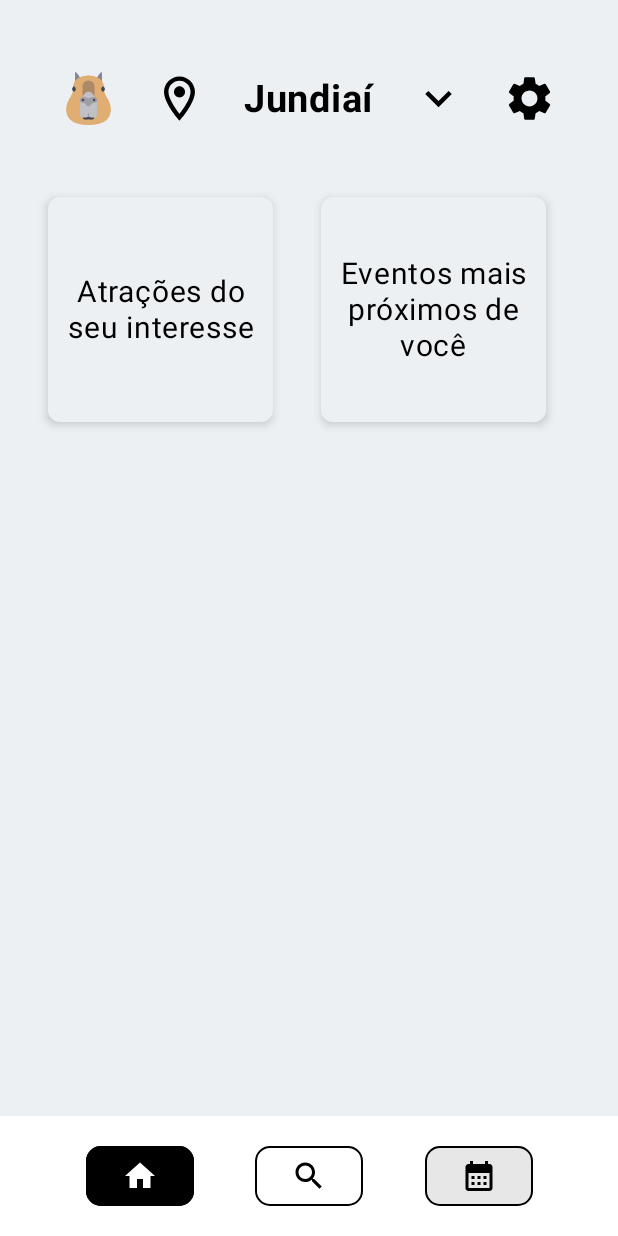
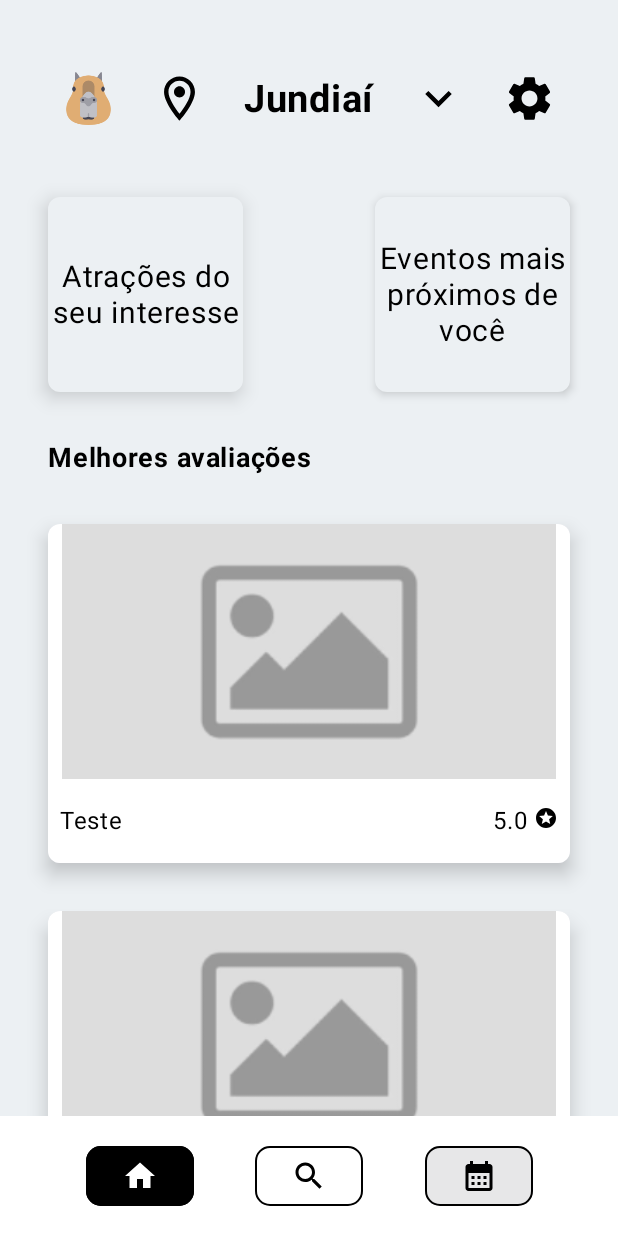
Before and after one commit to schin0/cappybara, an Android app built with Jetpack Compose: the screen it shows after launch (MainActivity), on a phone screen of 412 x 824 dp. Run offline under Robolectric (Android 15) with nearby library versions, the phone set to English and light mode, and no system bars.

Commit message:
Adicionar seção e componente de card

```diff
--- a/app/src/main/java/br/com/invocoders/cappybara/MainActivity.kt
+++ b/app/src/main/java/br/com/invocoders/cappybara/MainActivity.kt
@@ -5,6 +5,8 @@ import androidx.activity.ComponentActivity
 import androidx.activity.compose.setContent
 import androidx.compose.foundation.background
 import androidx.compose.foundation.layout.fillMaxSize
+import androidx.compose.foundation.rememberScrollState
+import androidx.compose.foundation.verticalScroll
 import androidx.compose.material3.MaterialTheme
 import androidx.compose.material3.Surface
 import androidx.compose.ui.Modifier
--- /dev/null
+++ b/app/src/main/java/br/com/invocoders/cappybara/components/CardComponent.kt
@@ -0,0 +1,77 @@
+package br.com.invocoders.cappybara.components
+
+import androidx.compose.foundation.Image
+import androidx.compose.foundation.background
+import androidx.compose.foundation.layout.Arrangement
+import androidx.compose.foundation.layout.Column
+import androidx.compose.foundation.layout.Row
+import androidx.compose.foundation.layout.Spacer
+import androidx.compose.foundation.layout.fillMaxSize
+import androidx.compose.foundation.layout.fillMaxWidth
+import androidx.compose.foundation.layout.height
+import androidx.compose.foundation.layout.padding
+import androidx.compose.foundation.layout.size
+import androidx.compose.foundation.shape.RoundedCornerShape
+import androidx.compose.material3.Card
+import androidx.compose.material3.CardDefaults
+import androidx.compose.material3.Text
+import androidx.compose.runtime.Composable
+import androidx.compose.ui.Modifier
+import androidx.compose.ui.graphics.Color
+import androidx.compose.ui.layout.ContentScale
+import androidx.compose.ui.res.painterResource
+import androidx.compose.ui.unit.dp
+import br.com.invocoders.cappybara.R
+import br.com.invocoders.cappybara.model.CardItem
+
+@Composable
+fun CardComponent(cardItem: CardItem) {
+    Card(
+        shape = RoundedCornerShape(8.dp),
+        modifier = Modifier
+            .padding(bottom = 32.dp)
+            .fillMaxWidth(),
+        elevation = CardDefaults.cardElevation(8.dp)
+    ) {
+        Column(
+            modifier = Modifier
+                .fillMaxWidth()
+                .background(Color.White)
+        ) {
+            Image(
+                painter = cardItem.imagem,
+                contentDescription = cardItem.titulo,
+                modifier = Modifier
+                    .fillMaxWidth()
+                    .height(170.dp),
+                contentScale = ContentScale.FillHeight
+            )
+
+            Row(
+                modifier = Modifier
+                    .fillMaxWidth()
+                    .padding(horizontal = 8.dp, vertical = 16.dp),
+                horizontalArrangement = Arrangement.SpaceBetween
+            ) {
+                Text(
+                    text = cardItem.titulo,
+                    color = Color.Black
+                )
+                Spacer(modifier = Modifier.height(4.dp))
+                Row {
+                    Text(
+                        text = "${cardItem.avaliacao}",
+                        color = Color.Black
+                    )
+                    Image(
+                        painterResource(id = R.drawable.baseline_stars_24),
+                        contentDescription = "Ícone estrela",
+                        modifier = Modifier.
+                            size(20.dp, 20.dp)
+                            .padding(start = 4.dp)
+                    )
+                }
+            }
+        }
+    }
+}
--- /dev/null
+++ b/app/src/main/java/br/com/invocoders/cappybara/model/CardItem.kt
@@ -0,0 +1,9 @@
+package br.com.invocoders.cappybara.model
+
+import androidx.compose.ui.graphics.painter.Painter
+
+data class CardItem(
+    val imagem: Painter,
+    val titulo: String,
+    val avaliacao: Float
+)
--- a/app/src/main/java/br/com/invocoders/cappybara/screens/DestaquesScreen.kt
+++ b/app/src/main/java/br/com/invocoders/cappybara/screens/DestaquesScreen.kt
@@ -1,9 +1,11 @@
 package br.com.invocoders.cappybara.screens
 
+import androidx.compose.foundation.layout.Arrangement
 import androidx.compose.foundation.layout.Column
 import androidx.compose.foundation.layout.Row
 import androidx.compose.foundation.layout.Spacer
 import androidx.compose.foundation.layout.fillMaxSize
+import androidx.compose.foundation.layout.fillMaxWidth
 import androidx.compose.foundation.layout.padding
 import androidx.compose.foundation.layout.size
 import androidx.compose.foundation.layout.width
@@ -23,19 +25,22 @@ import br.com.invocoders.cappybara.R
 
 @Composable
 fun DestaquesScreen() {
-    Row (
+    Row(
         modifier = Modifier
-            .padding(16.dp)
+            .fillMaxWidth()
+            .padding(16.dp),
+        horizontalArrangement = Arrangement.SpaceBetween,
+        verticalAlignment = Alignment.CenterVertically
     ) {
         Column {
             Card(
                 modifier = Modifier
-                    .size(150.dp, 150.dp),
+                    .size(130.dp),
                 colors = CardDefaults.cardColors(
                     containerColor = colorResource(id = R.color.cinza_claro),
                     contentColor = Color.Black
                 ),
-                elevation = CardDefaults.cardElevation(4.dp),
+                elevation = CardDefaults.cardElevation(8.dp),
                 shape = RoundedCornerShape(8.dp)
             ) {
                 Row(
@@ -54,7 +59,7 @@ fun DestaquesScreen() {
         Column {
             Card(
                 modifier = Modifier
-                    .size(150.dp, 150.dp),
+                    .size(130.dp),
                 colors = CardDefaults.cardColors(
                     containerColor = colorResource(id = R.color.cinza_claro),
                     contentColor = Color.Black
--- a/app/src/main/java/br/com/invocoders/cappybara/screens/EventosScreen.kt
+++ b/app/src/main/java/br/com/invocoders/cappybara/screens/EventosScreen.kt
@@ -1 +1,68 @@
 package br.com.invocoders.cappybara.screens
+
+import androidx.compose.foundation.layout.Arrangement
+import androidx.compose.foundation.layout.Column
+import androidx.compose.foundation.layout.Row
+import androidx.compose.foundation.layout.Spacer
+import androidx.compose.foundation.layout.fillMaxWidth
+import androidx.compose.foundation.layout.height
+import androidx.compose.foundation.layout.padding
+import androidx.compose.material3.Text
+import androidx.compose.runtime.Composable
+import androidx.compose.ui.Alignment
+import androidx.compose.ui.Modifier
+import androidx.compose.ui.graphics.Color
+import androidx.compose.ui.res.painterResource
+import androidx.compose.ui.text.font.FontWeight
+import androidx.compose.ui.unit.dp
+import androidx.compose.ui.unit.sp
+import br.com.invocoders.cappybara.R
+import br.com.invocoders.cappybara.components.BotaoComponente
+import br.com.invocoders.cappybara.components.CardComponent
+import br.com.invocoders.cappybara.model.CardItem
+
+@Composable
+fun EventosScreen(tituloSecao: String) {
+    Column(
+        modifier = Modifier
+            .padding(16.dp)
+    ) {
+        Row {
+            Text(
+                text = tituloSecao,
+                fontWeight = FontWeight.Bold,
+                color = Color.Black,
+                fontSize = 18.sp
+            )
+        }
+
+        Spacer(modifier = Modifier.height(32.dp))
+
+        Row {
+            val listaEventos = listOf(
+                CardItem(
+                    imagem = painterResource(R.drawable.placeholder),
+                    avaliacao = 5.0F,
+                    titulo = "Teste"
+                ),
+                CardItem(
+                    imagem = painterResource(R.drawable.placeholder),
+                    avaliacao = 5.0F,
+                    titulo = "Teste"
+                )
+            )
+
+            Column (
+                modifier = Modifier
+                    .fillMaxWidth(),
+                verticalArrangement = Arrangement.Top,
+                horizontalAlignment = Alignment.CenterHorizontally
+            ) {
+                listaEventos.forEach { card ->
+                    CardComponent(card)
+                }
+            }
+
+        }
+    }
+}
--- a/app/src/main/java/br/com/invocoders/cappybara/screens/HomeScreen.kt
+++ b/app/src/main/java/br/com/invocoders/cappybara/screens/HomeScreen.kt
@@ -5,6 +5,8 @@ import androidx.compose.foundation.layout.Spacer
 import androidx.compose.foundation.layout.fillMaxSize
 import androidx.compose.foundation.layout.height
 import androidx.compose.foundation.layout.padding
+import androidx.compose.foundation.rememberScrollState
+import androidx.compose.foundation.verticalScroll
 import androidx.compose.runtime.Composable
 import androidx.compose.ui.Modifier
 import androidx.compose.ui.tooling.preview.Preview
@@ -14,10 +16,14 @@ import androidx.navigation.compose.rememberNavController
 
 @Composable
 fun HomeScreen(navController: NavController) {
+    val scrollState = rememberScrollState(0);
+
     Column(
         modifier = Modifier
             .fillMaxSize()
-            .padding(16.dp)
+            .padding(start = 16.dp, top = 16.dp, end = 16.dp, bottom = 64.dp)
+            .verticalScroll(scrollState)
+
     ) {
         Spacer(modifier = Modifier.height(32.dp))
 
@@ -26,6 +32,8 @@ fun HomeScreen(navController: NavController) {
         Spacer(modifier = Modifier.height(32.dp))
 
         DestaquesScreen()
+
+        EventosScreen("Melhores avaliações")
     }
 
     MenuScreen(navController, "home")
--- a/app/src/main/java/br/com/invocoders/cappybara/screens/MenuScreen.kt
+++ b/app/src/main/java/br/com/invocoders/cappybara/screens/MenuScreen.kt
@@ -24,7 +24,7 @@ fun MenuScreen(navController: NavController, itemSelecionado: String) {
     Box(
         modifier = Modifier
             .fillMaxSize(),
-        contentAlignment = Alignment.BottomCenter
+        contentAlignment = Alignment.BottomCenter,
     ) {
         Row(
             modifier = Modifier
--- /dev/null
+++ b/app/src/main/res/drawable/baseline_stars_24.xml
@@ -0,0 +1,5 @@
+<vector xmlns:android="http://schemas.android.com/apk/res/android" android:height="24dp" android:tint="#000000" android:viewportHeight="24" android:viewportWidth="24" android:width="24dp">
+
+    <path android:fillColor="@android:color/white" android:pathData="M11.99,2C6.47,2 2,6.48 2,12s4.47,10 9.99,10C17.52,22 22,17.52 22,12S17.52,2 11.99,2zM16.23,18L12,15.45 7.77,18l1.12,-4.81 -3.73,-3.23 4.92,-0.42L12,5l1.92,4.53 4.92,0.42 -3.73,3.23L16.23,18z"/>
+
+</vector>
```
Also changed, not shown: app/src/main/res/drawable/placeholder.png (added).
